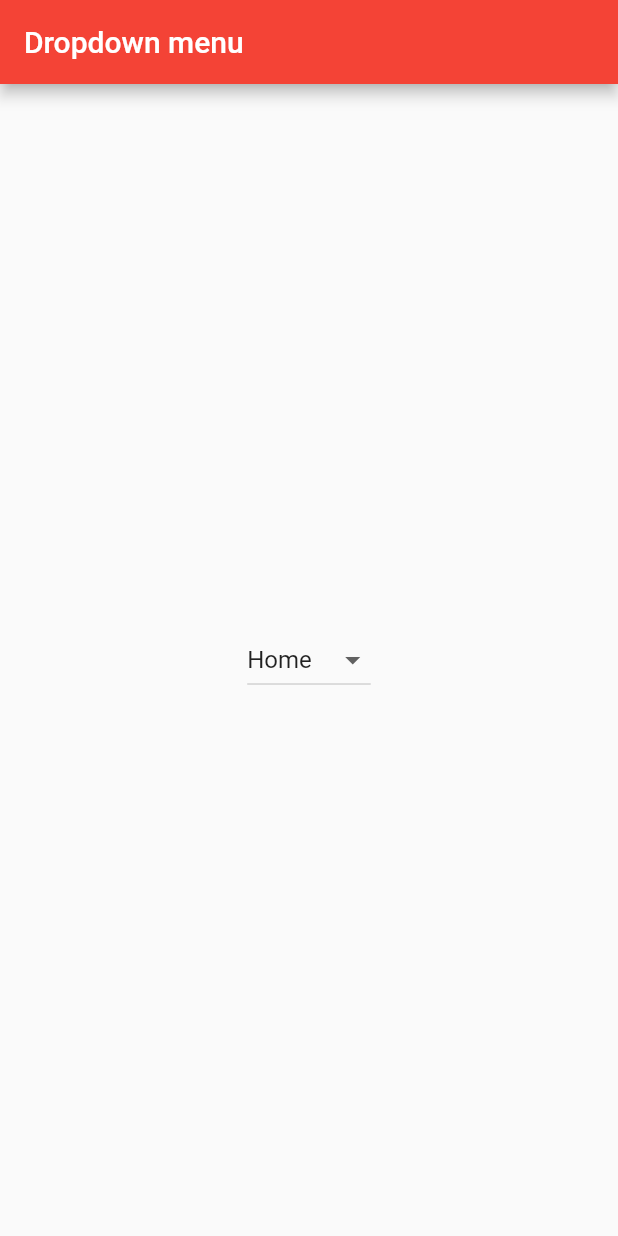
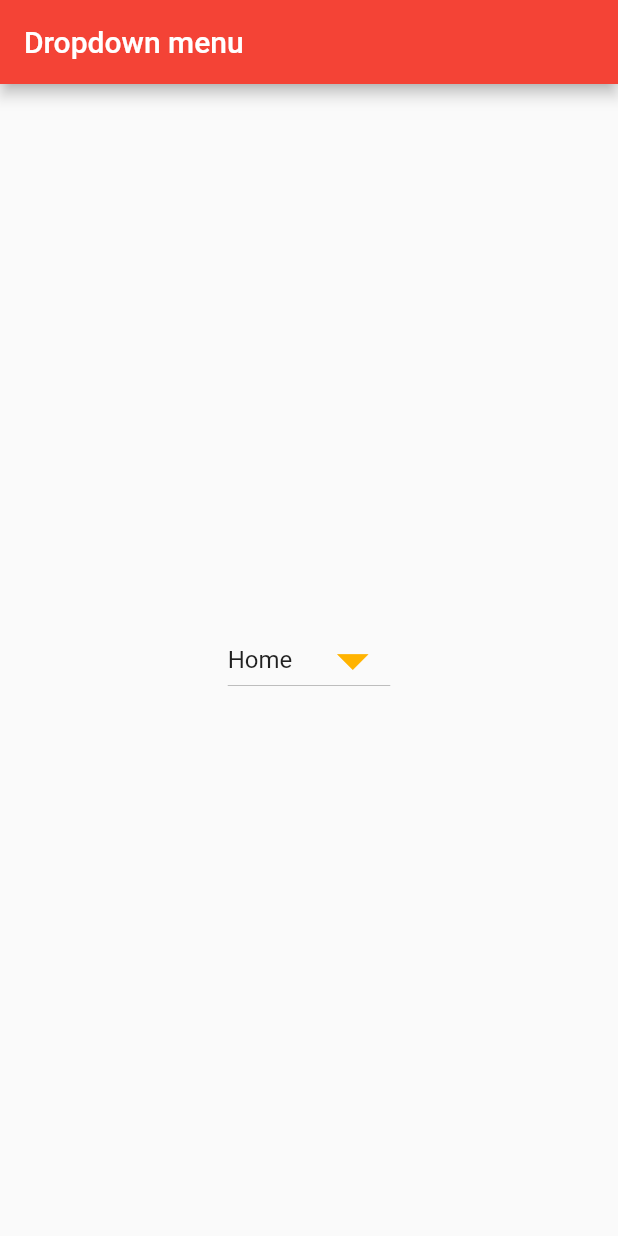
Before and after one commit to CroAnna/RAMPU-Dropdown-menu, a Flutter app: the screen it shows after launch, on a phone screen of 412 x 824 dp. Run offline on Flutter 3.47's test engine with Material 2 defaults, Android fonts, the phone set to English and light mode, and no system bars.

Commit message:
dodan stil

```diff
--- a/lib/main.dart
+++ b/lib/main.dart
@@ -6,7 +6,6 @@ void main() {
 
 class MyApp extends StatelessWidget {
   const MyApp({super.key});
-
   @override
   Widget build(BuildContext context) {
     return MaterialApp(
@@ -18,7 +17,6 @@ class MyApp extends StatelessWidget {
 
 class RootPage extends StatefulWidget {
   const RootPage({super.key});
-
   @override
   State<RootPage> createState() => _RootPageState();
 }
@@ -52,6 +50,8 @@ class _DropDownState extends State<DropDown> {
     return DropdownButton(
         value: dropdownValue,
         icon: const Icon(Icons.arrow_drop_down),
+        iconEnabledColor: Colors.amber.shade600,
+        iconSize: 50,
         items: const [
           DropdownMenuItem(
             value: "Home",
```
